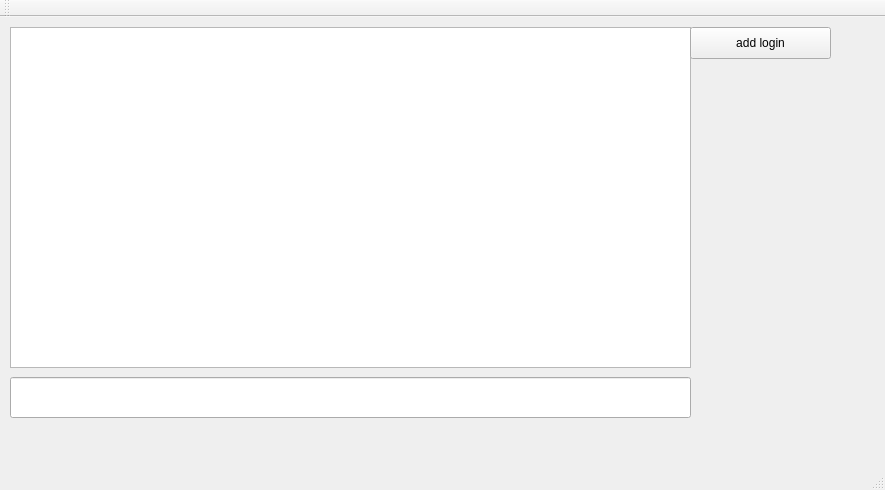
Qt form mainwindow.ui (drgoebbels/sabot) before a commit.
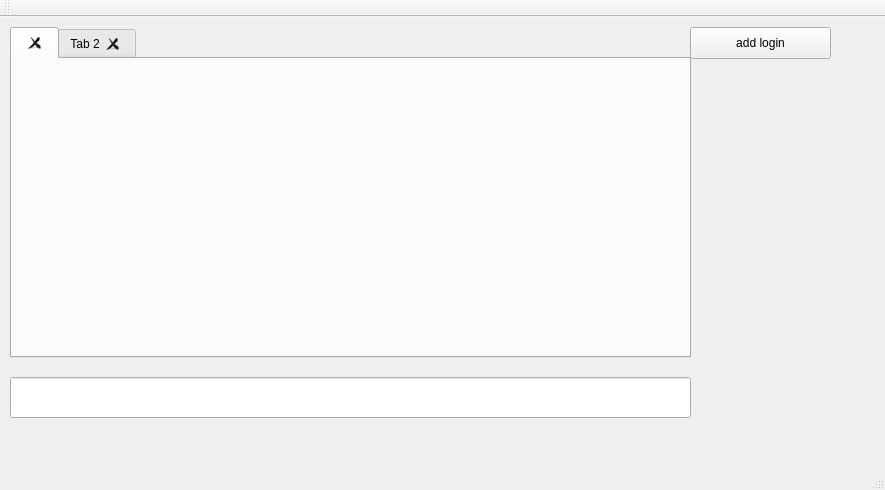
The same form after that commit.

Commit message: Began adding a tab-based client system.

Diff of the .ui file:
```diff
--- a/mainwindow.ui
+++ b/mainwindow.ui
@@ -14,25 +14,6 @@
    <string>MainWindow</string>
   </property>
   <widget class="QWidget" name="centralWidget">
-   <widget class="QListWidget" name="chatText">
-    <property name="geometry">
-     <rect>
-      <x>10</x>
-      <y>10</y>
-      <width>681</width>
-      <height>341</height>
-     </rect>
-    </property>
-    <property name="horizontalScrollBarPolicy">
-     <enum>Qt::ScrollBarAsNeeded</enum>
-    </property>
-    <property name="sizeAdjustPolicy">
-     <enum>QAbstractScrollArea::AdjustToContents</enum>
-    </property>
-    <property name="autoScroll">
-     <bool>false</bool>
-    </property>
-   </widget>
    <widget class="QLineEdit" name="messageBox">
     <property name="geometry">
      <rect>
@@ -56,6 +37,35 @@
      <string>add login</string>
     </property>
    </widget>
+   <widget class="QTabWidget" name="tabWidget">
+    <property name="geometry">
+     <rect>
+      <x>10</x>
+      <y>10</y>
+      <width>681</width>
+      <height>331</height>
+     </rect>
+    </property>
+    <property name="currentIndex">
+     <number>0</number>
+    </property>
+    <property name="tabsClosable">
+     <bool>true</bool>
+    </property>
+    <property name="movable">
+     <bool>true</bool>
+    </property>
+    <widget class="QWidget" name="tab">
+     <attribute name="title">
+      <string>&lt;inactive&gt;</string>
+     </attribute>
+    </widget>
+    <widget class="QWidget" name="tab_2">
+     <attribute name="title">
+      <string>Tab 2</string>
+     </attribute>
+    </widget>
+   </widget>
   </widget>
   <widget class="QMenuBar" name="menuBar">
    <property name="geometry">
```
The commit also changes 3 other files.
